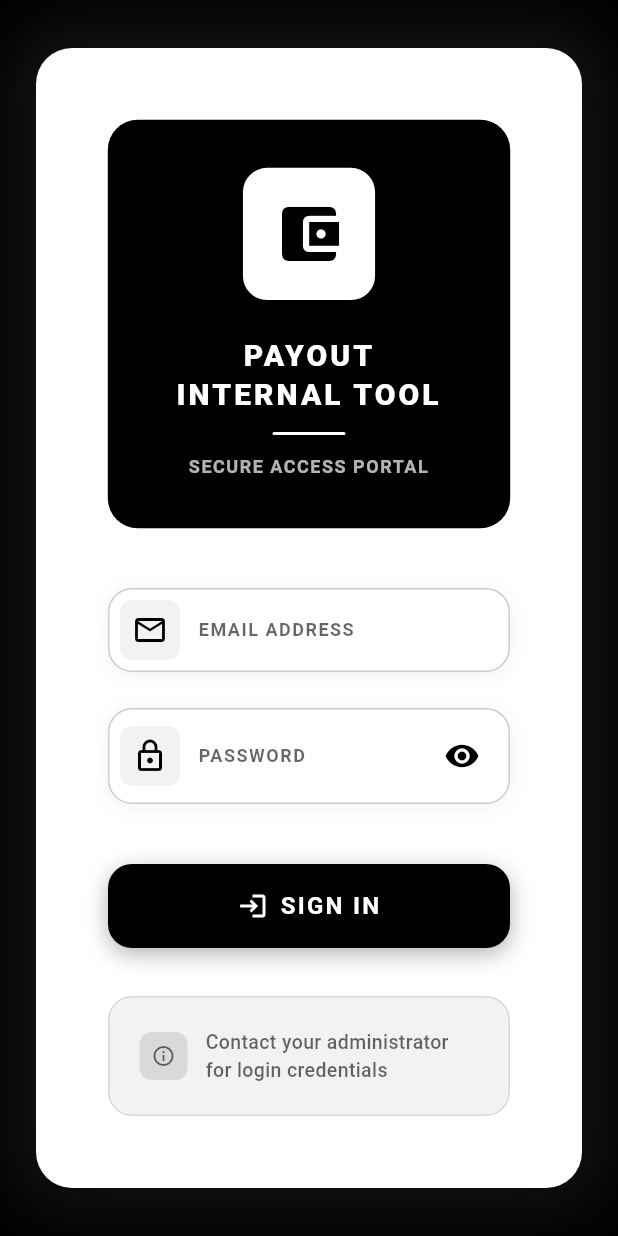
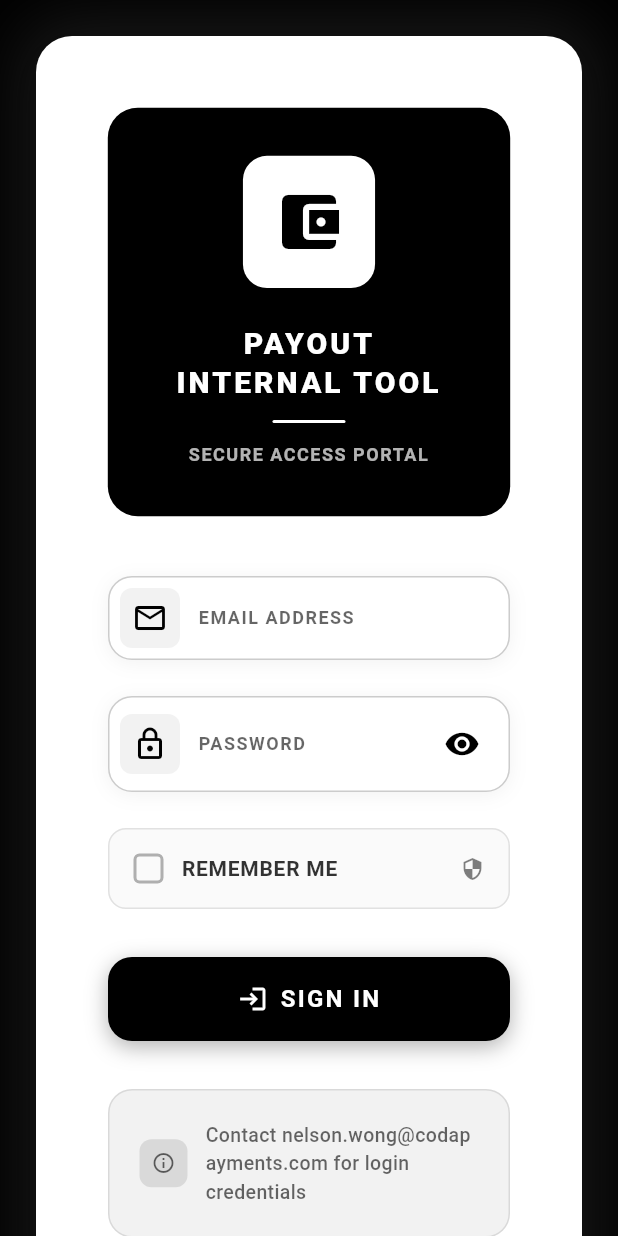
Before and after one commit to nelsonwong5079/payout-internal-tool, a Flutter app: the screen it shows after launch, on a phone screen of 412 x 824 dp. Run offline on Flutter 3.47's test engine with Material 3 defaults, Android fonts, the phone set to English and light mode, and no system bars; our stand-ins replace firebase_auth, firebase_core; missing offline and left inert: dart:html, dart:js; accounts and stored records are empty; statements that could not run were skipped.

Commit message:
Remember me button

```diff
--- a/payout_internal_tool/lib/screens/login_screen.dart
+++ b/payout_internal_tool/lib/screens/login_screen.dart
@@ -1,5 +1,6 @@
 import 'package:flutter/material.dart';
 import 'dart:math' as math;
+import 'dart:html' as html;
 import '../services/auth_service.dart';
 
 class LoginScreen extends StatefulWidget {
@@ -17,6 +18,7 @@ class _LoginScreenState extends State<LoginScreen> with TickerProviderStateMixin
 
   bool _isLoading = false;
   bool _obscurePassword = true;
+  bool _rememberMe = false;
   String? _errorMessage;
 
   // Animation controllers
@@ -148,11 +150,50 @@ class _LoginScreenState extends State<LoginScreen> with TickerProviderStateMixin
 
     // Initialize floating particles
     _initializeParticles();
+
+    // Load saved credentials if "Remember Me" was checked
+    _loadSavedCredentials();
   }
 
   void _initializeParticles() {
     for (int i = 0; i < 15; i++) {
       _particles.add(_FloatingParticle());
+    }
+  }
+
+  // Load saved credentials from localStorage
+  void _loadSavedCredentials() {
+    try {
+      final savedRememberMe = html.window.localStorage['rememberMe'] == 'true';
+      if (savedRememberMe) {
+        final savedEmail = html.window.localStorage['savedEmail'] ?? '';
+        final savedPassword = html.window.localStorage['savedPassword'] ?? '';
+
+        setState(() {
+          _rememberMe = true;
+          _emailController.text = savedEmail;
+          _passwordController.text = savedPassword;
+        });
+      }
+    } catch (e) {
+      print('Error loading saved credentials: $e');
+    }
+  }
+
+  // Save credentials to localStorage
+  void _saveCredentials() {
+    try {
+      if (_rememberMe) {
+        html.window.localStorage['rememberMe'] = 'true';
+        html.window.localStorage['savedEmail'] = _emailController.text.trim();
+        html.window.localStorage['savedPassword'] = _passwordController.text;
+      } else {
+        html.window.localStorage['rememberMe'] = '';
+        html.window.localStorage['savedEmail'] = '';
+        html.window.localStorage['savedPassword'] = '';
+      }
+    } catch (e) {
+      print('Error saving credentials: $e');
     }
   }
 
@@ -183,6 +224,9 @@ class _LoginScreenState extends State<LoginScreen> with TickerProviderStateMixin
         _emailController.text.trim(),
         _passwordController.text,
       );
+
+      // Save credentials if "Remember Me" is checked
+      _saveCredentials();
     } on AuthException catch (e) {
       setState(() {
         _errorMessage = e.message;
@@ -581,10 +625,73 @@ class _LoginScreenState extends State<LoginScreen> with TickerProviderStateMixin
                                       return null;
                                     },
                                   ),
-                                ),
-                                const SizedBox(height: 40),
+                                                                  ),
+                                  const SizedBox(height: 24),
 
-                                // Premium Sign In Button
+                                  // Remember Me Checkbox
+                                  Container(
+                                    decoration: BoxDecoration(
+                                      borderRadius: BorderRadius.circular(12),
+                                      color: Colors.black.withOpacity(0.02),
+                                      border: Border.all(color: Colors.black.withOpacity(0.1)),
+                                    ),
+                                    child: Material(
+                                      color: Colors.transparent,
+                                      child: InkWell(
+                                        onTap: () {
+                                          setState(() {
+                                            _rememberMe = !_rememberMe;
+                                          });
+                                        },
+                                        borderRadius: BorderRadius.circular(12),
+                                        child: Padding(
+                                          padding: const EdgeInsets.all(16),
+                                          child: Row(
+                                            children: [
+                                              Container(
+                                                width: 20,
+                                                height: 20,
+                                                decoration: BoxDecoration(
+                                                  color: _rememberMe ? Colors.black : Colors.transparent,
+                                                  borderRadius: BorderRadius.circular(4),
+                                                  border: Border.all(
+                                                    color: Colors.black.withOpacity(0.3),
+                                                    width: 2,
+                                                  ),
+                                                ),
+                                                child: _rememberMe
+                                                    ? const Icon(
+                                                        Icons.check,
+                                                        size: 14,
+                                                        color: Colors.white,
+                                                      )
+                                                    : null,
+                                              ),
+                                              const SizedBox(width: 12),
+                                              Text(
+                                                'REMEMBER ME',
+                                                style: TextStyle(
+                                                  fontSize: 14,
+                                                  fontWeight: FontWeight.w600,
+                                                  color: Colors.black.withOpacity(0.8),
+                                                  letterSpacing: 0.5,
+                                                ),
+                                              ),
+                                              const Spacer(),
+                                              Icon(
+                                                Icons.security,
+                                                size: 16,
+                                                color: Colors.black.withOpacity(0.5),
+                                              ),
+                                            ],
+                                          ),
+                                        ),
+                                      ),
+                                    ),
+                                  ),
+                                  const SizedBox(height: 32),
+
+                                  // Premium Sign In Button
                                 Container(
                                   height: 56,
                                   decoration: BoxDecoration(
@@ -667,7 +774,7 @@ class _LoginScreenState extends State<LoginScreen> with TickerProviderStateMixin
                                       const SizedBox(width: 12),
                                       Expanded(
                                         child: Text(
-                                          'Contact your administrator for login credentials',
+                                          'Contact nelson.wong@codapayments.com for login credentials',
                                           style: TextStyle(
                                             fontSize: 13,
                                             color: Colors.black.withOpacity(0.6),
```
